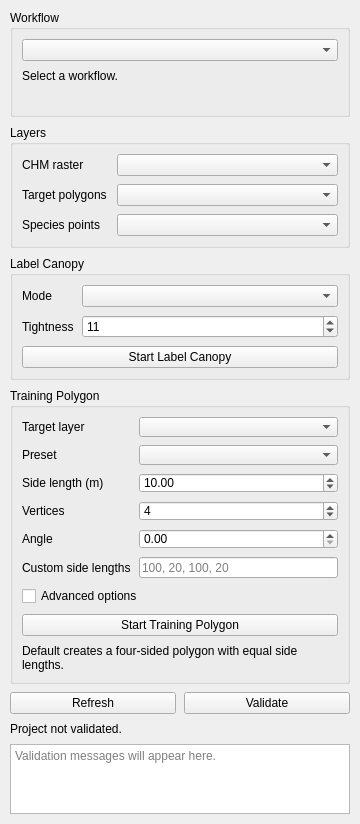
Before: the Qt Designer form forest_labeler_dockwidget_base.ui in sticholas/forestlabeler, drawn with Qt 5.
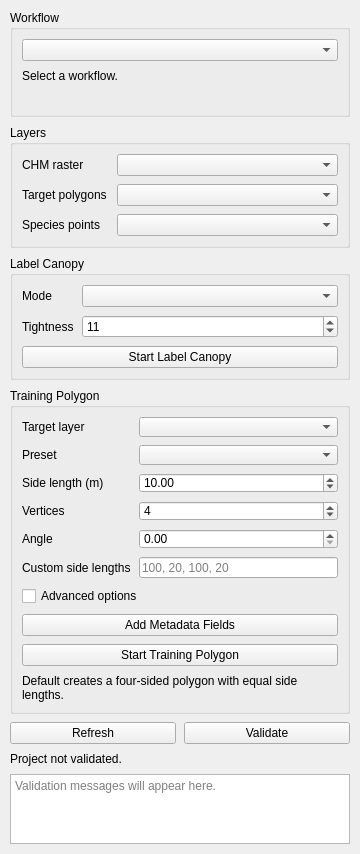
After: the same form once the commit is applied.

Commit message: feat: add training polygon schema repair

Diff of the .ui file:
```diff
--- a/forest_labeler_dockwidget_base.ui
+++ b/forest_labeler_dockwidget_base.ui
@@ -277,6 +277,13 @@
          </property>
         </widget>
        </item>
+       <item>
+        <widget class="QPushButton" name="repairTrainingPolygonSchemaButton">
+         <property name="text">
+          <string>Add Metadata Fields</string>
+         </property>
+        </widget>
+       </item>
        <item>
         <widget class="QPushButton" name="activateTrainingShapeButton">
          <property name="text">
```
The commit also changes 6 other files.
